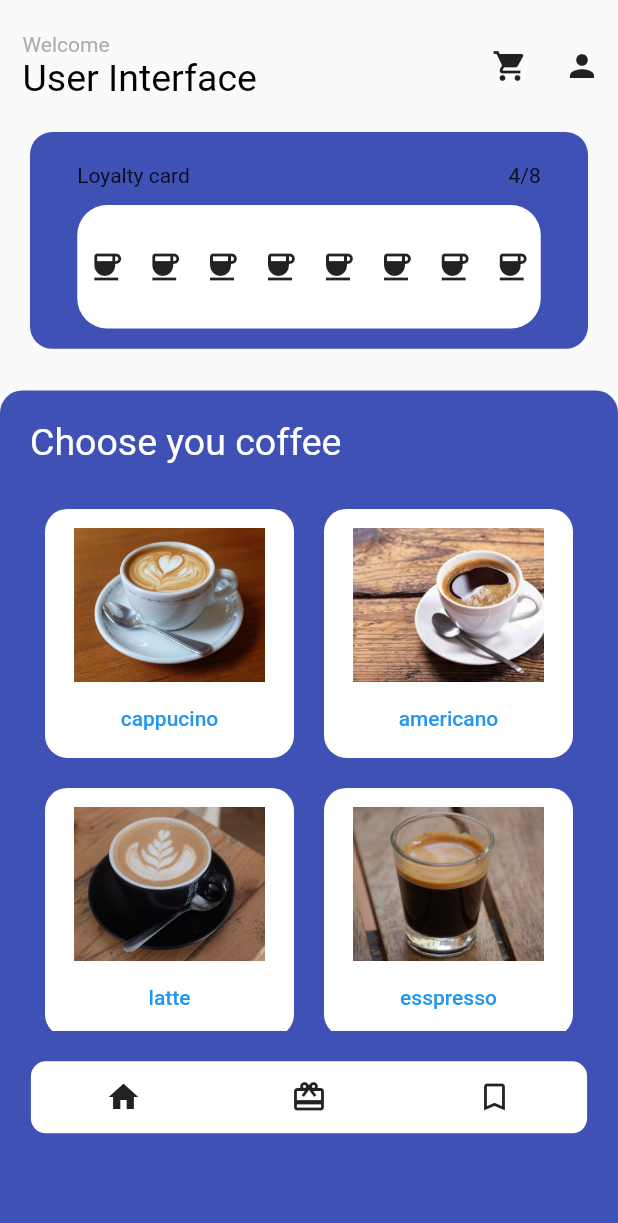
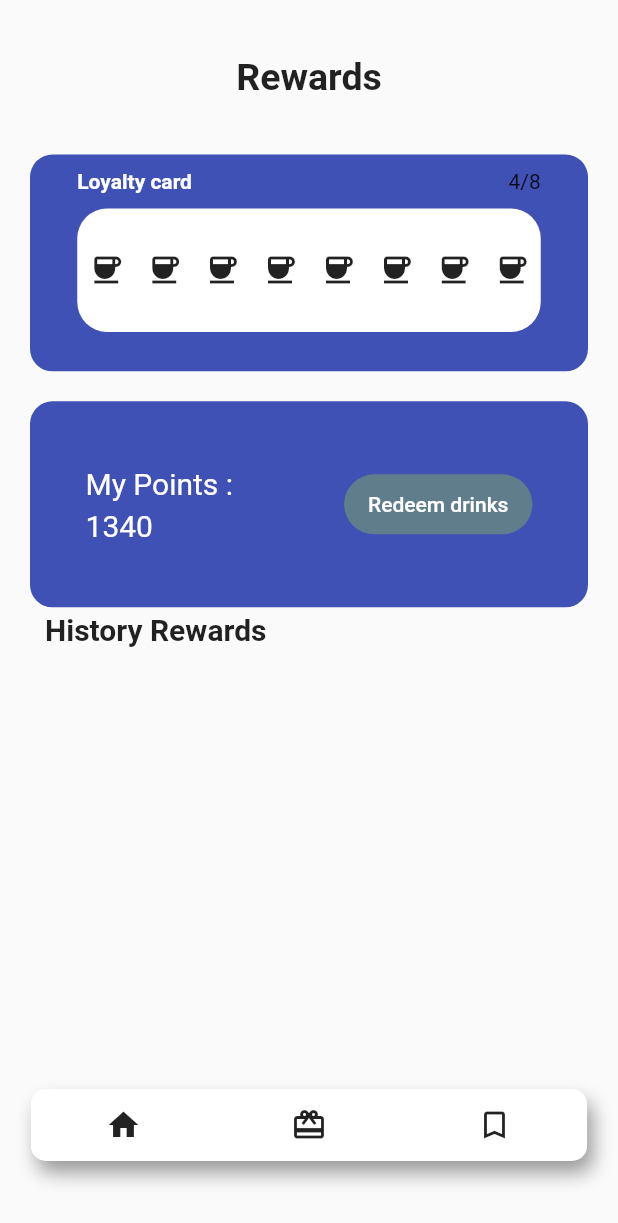
Before and after one commit to Tr1ck4/CS486, a Flutter app: the HomePage screen opened directly with sample values from the repository, after a tap on the "card giftcard" icon, on a phone screen of 412 x 824 dp. Shown: the top 1223 px of the screen. Run offline on Flutter 3.47's test engine with Material 2 defaults, Android fonts, the phone set to English and light mode, and no system bars; our stand-ins replace sqflite; accounts and stored records are empty.

Commit message:
Fix bug on money display,add cart system, finish up history, add a reward page follow to redeem page (Unfinished).

```diff
--- a/lib/after order.dart
+++ b/lib/after order.dart
@@ -23,7 +23,7 @@ class DonePage extends StatelessWidget{
                 Container(
                   margin: EdgeInsets.fromLTRB(0, MediaQuery.of(context).size.height/3, 0, 30),
                   height: 200,
-                  child: Icon(Icons.wallet_giftcard_outlined,size: 200),//change icon
+                  child: const Icon(Icons.wallet_giftcard_outlined,size: 200),//change icon
                 ),
                 const Text('Order Success',style: TextStyle(fontSize: 30),),
                 Container(
--- a/lib/home.dart
+++ b/lib/home.dart
@@ -3,6 +3,7 @@ import 'dart:math';
 import 'package:cinema/profile.dart';
 import 'package:flutter/cupertino.dart';
 import 'package:flutter/material.dart';
+import 'rewards.dart';
 import 'cart.dart';
 import 'history.dart';
 import 'lister.dart';
@@ -53,7 +54,7 @@ class _HomePage extends State<HomePage>{
                               color: CupertinoColors.systemGrey2,
                               ),
                             ),
-                            Text(list_client[0].name as String,
+                            Text(widget.client.name as String,
                               style: const TextStyle(
                                 color: Colors.black,
                                 fontSize: 25,
@@ -180,15 +181,13 @@ class _HomePage extends State<HomePage>{
                                         ),
                                         margin: const EdgeInsets.fromLTRB(0, 10, 0,0),
                                       ),
-                                      Container(
-                                        child: TextButton(
+                                      TextButton(
                                         child: Text(list_drinks[index].name as String),
                                         onPressed: (){
                                           Navigator.push(context,
                                               MaterialPageRoute(builder: (context) => OptionPage(drink: list_drinks[index],cart: cart,client: widget.client,),)
                                           );
                                         },
-                                        ),
                                       )
                                     ],
                                   ),
@@ -203,14 +202,22 @@ class _HomePage extends State<HomePage>{
                               50),
                           decoration: BoxDecoration(
                             borderRadius: BorderRadius.circular(10),
-                            color: Colors.white
+                            color: Colors.white,
+                            boxShadow: const [BoxShadow(
+                              color: Colors.white12,
+                              blurRadius: 4,
+                              offset: Offset(4,8),
+                            )]
+
                           ),
                           child: Row(
                             crossAxisAlignment: CrossAxisAlignment.center,
                             mainAxisAlignment: MainAxisAlignment.spaceAround,
                             children: [
                               IconButton(onPressed: (){}, icon: const Icon(Icons.home)),
-                              IconButton(onPressed: (){}, icon: const Icon(Icons.card_giftcard)),
+                              IconButton(onPressed: (){
+                                Navigator.push(context, MaterialPageRoute(builder: (context) => RewardPage(client: widget.client,cart: cart,),));
+                              }, icon: const Icon(Icons.card_giftcard)),
                               IconButton(onPressed: (){
                                 Navigator.push(context, MaterialPageRoute(builder: (context) => HistoryPage(),));
                               }, icon: const Icon(Icons.bookmark_border)),
--- a/lib/lister.dart
+++ b/lib/lister.dart
@@ -1,4 +1,3 @@
-import 'dart:math';
 
 class Client{
   late String? name;
@@ -6,7 +5,7 @@ class Client{
   late String? email;
   late String address;
   final int loyalty;
-  final int points;
+  late int points;
   late List<Cart> list_cart =[];
   Client({this.name,this.phone,this.email,required this.address,required this.loyalty,required this.points});
 }
@@ -19,6 +18,23 @@ class Cart {
   late bool isDone;
   late List<Contains> list_contains = [];
   Cart({this.id, required this.isDone});
+
+  int calCart(){
+    int total = 0;
+    late int shot = 0;
+    late int select =0;
+    late int size =0;
+    late int ice =0;
+    late int temp = 0;
+    for(var i in list_contains){
+      shot = (i.type / 1000).round();
+      temp = (i.type / 100 - shot*10).round();
+      size = (i.type / 10 - temp*10 - shot*100).round();
+      ice =  (i.type / 1 - size*10 - temp*100-shot*1000).round();
+      total += i.drink.counter * (i.drink.price + size - 1 + shot - 1);
+    }
+    return total;
+  }
 }
 
 class Contains{
@@ -32,15 +48,22 @@ class Drinks{
   late int price ;
   final String image;
   late int counter = 0;
-  Drinks({required this.name,required this.price,required this.image,required this.counter});
+  late int? point = 12;
+  Drinks({required this.name,required this.price,required this.image,required this.counter,this.point});
 
   int calculateTotal(int size,int shot){
-     return counter*(price + size -1 + shot -1);
+    return counter*(price + size -1 + shot -1);
   }
 }
+List<Drinks> list_voucher = [
+  Drinks(name: 'Cappucino', price: 25,image:'assets/images/cappucino.jpg',counter:0,point: 1340),
+  Drinks(name: 'Americano', price: 25,image:'assets/images/americano.jpg',counter:0,point: 1200),
+  Drinks(name: 'Latte', price: 25,image:'assets/images/latte.jpg',counter:0,point: 1200),
+  Drinks(name: 'Esspresso', price: 25,image:'assets/images/esspresso.jpg',counter:0,point: 1000),
+];
 List<Drinks> list_drinks = [
-  Drinks(name: 'cappucino', price: 25,image:'assets/images/cappucino.jpg',counter:0),
-  Drinks(name: 'americano', price: 25,image:'assets/images/americano.jpg',counter:0),
-  Drinks(name: 'latte', price: 25,image:'assets/images/latte.jpg',counter:0),
-  Drinks(name: 'esspresso', price: 25,image:'assets/images/esspresso.jpg',counter:0),
+  Drinks(name: 'Cappucino', price: 25,image:'assets/images/cappucino.jpg',counter:0),
+  Drinks(name: 'Americano', price: 25,image:'assets/images/americano.jpg',counter:0),
+  Drinks(name: 'Latte', price: 25,image:'assets/images/latte.jpg',counter:0),
+  Drinks(name: 'Esspresso', price: 25,image:'assets/images/esspresso.jpg',counter:0),
 ];
--- a/lib/main.dart
+++ b/lib/main.dart
@@ -16,7 +16,7 @@ class MyApp extends StatelessWidget {
       theme: ThemeData(
         primarySwatch: Colors.blue,
       ),
-      home: HomePage(client:list_client[0]),
+      home: HomePage(client:list_client.last),
     );
   }
 }
--- /dev/null
+++ b/lib/rewards.dart
@@ -0,0 +1,201 @@
+import 'package:cinema/redeem.dart';
+import 'package:flutter/material.dart';
+import 'history.dart';
+import 'home.dart';
+import 'lister.dart';
+
+class RewardPage extends StatefulWidget{
+  late Client client;
+  Cart cart;
+  RewardPage({super.key,required this.client,required this.cart});
+  @override
+  State<RewardPage> createState()=>_RewardPage();
+}
+class _RewardPage extends State<RewardPage>{
+  @override
+  Widget build(BuildContext context){
+    return Scaffold(
+      body: SafeArea(
+          child: Column(
+            children: [
+              SizedBox(
+                height: MediaQuery.of(context).size.height/8,
+                child: const Center(
+                  child: Text('Rewards',style: TextStyle(fontSize: 25,fontWeight: FontWeight.bold),),
+                ),
+              ),
+              Stack(
+                children: [
+                  Container(
+                    height: MediaQuery.of(context).size.height/5.7,
+                    margin: const EdgeInsets.fromLTRB(20,0,20,0),
+                    decoration: BoxDecoration(
+                        color: Colors.indigo,
+                        borderRadius: BorderRadius.circular(15)
+                    ),
+
+                  ),
+                  Container(
+                    margin: EdgeInsets.fromLTRB(
+                        MediaQuery.of(context).size.width/8,
+                        10,
+                        MediaQuery.of(context).size.width/8,
+                        0),
+                    child: Row(
+                      crossAxisAlignment:  CrossAxisAlignment.center,
+                      mainAxisAlignment: MainAxisAlignment.spaceBetween,
+                      children: const [
+                        Text('Loyalty card',style: TextStyle(color: Colors.white,fontWeight: FontWeight.bold),),
+                        Text('4/8'),// Counter of order
+                      ],
+                    ),
+                  ),
+                  Container(
+                    margin: EdgeInsets.fromLTRB(
+                        MediaQuery.of(context).size.width/8,
+                        36,
+                        MediaQuery.of(context).size.width/8,
+                        0),
+                    height: MediaQuery.of(context).size.height/10,
+                    width: MediaQuery.of(context).size.width/1.3,
+                    decoration: BoxDecoration(
+                        color: Colors.white,
+                        borderRadius: BorderRadius.circular(20)
+                    ),
+                    child: Row(
+                      mainAxisAlignment: MainAxisAlignment.spaceAround,
+                      crossAxisAlignment: CrossAxisAlignment.center,
+                      children: const [
+                        Icon(Icons.coffee),
+                        Icon(Icons.coffee),
+                        Icon(Icons.coffee),
+                        Icon(Icons.coffee),
+                        Icon(Icons.coffee),
+                        Icon(Icons.coffee),
+                        Icon(Icons.coffee),
+                        Icon(Icons.coffee)
+                      ],
+                    ),
+                  )
+                ],
+              ),
+              Container(
+                height: MediaQuery.of(context).size.height/6,
+                margin: const EdgeInsets.fromLTRB(20,20,20,0),
+                decoration: BoxDecoration(
+                    color: Colors.indigo,
+                    borderRadius: BorderRadius.circular(15)
+                ),
+                child: Row(
+                  mainAxisAlignment: MainAxisAlignment.spaceAround,
+                  crossAxisAlignment: CrossAxisAlignment.center,
+                  children: [
+                    Column(
+                      crossAxisAlignment: CrossAxisAlignment.start,mainAxisAlignment: MainAxisAlignment.center,
+                      children: [
+                        const Text('My Points :',style: TextStyle(fontSize: 20,color: Colors.white),),
+                        const SizedBox(height: 5,),
+                        Text('${widget.client.points}',style: const TextStyle(fontSize: 20
+                            ,color: Colors.white),),
+                      ],
+                    ),
+                    FilledButton(
+                      onPressed: (){
+                        Navigator.push(context, MaterialPageRoute(builder: (context) => RedeemPage(client: widget.client,cart: widget.cart,),));
+                      },
+                      style: const ButtonStyle(
+                          backgroundColor: MaterialStatePropertyAll<Color>(Colors.blueGrey),
+                      ),
+                      child:const Text('Redeem drinks'),)
+                  ],
+                ),
+
+              ),
+              Container(
+                height: 30,
+                alignment: Alignment.centerLeft,
+                padding: const EdgeInsets.symmetric(horizontal: 30),
+                child: const Text('History Rewards',style: TextStyle(fontWeight: FontWeight.bold,fontSize: 20),),
+              ),
+              Container(
+                margin: const EdgeInsets.symmetric(horizontal: 20,vertical: 10),
+                height: MediaQuery.of(context).size.height/3.6,
+                child: ListView.builder(
+                  itemBuilder: (context, index) {
+                    List<Widget> ls = [];
+                    if(index<list_client.length){
+                      for(var i in list_client[index].list_cart){
+                        for(var j in i.list_contains){
+                          ls.add(
+                              Container(
+                                height: 70,
+                                margin: const EdgeInsets.symmetric(horizontal: 20),
+                                padding: const EdgeInsets.symmetric(horizontal: 20),
+                                decoration: const BoxDecoration(
+                                  border: Border(bottom: BorderSide(color: Colors.black)),
+                                ),
+                                child: Row(
+                                  mainAxisAlignment: MainAxisAlignment.spaceBetween,
+                                  crossAxisAlignment: CrossAxisAlignment.center,
+                                  children: [
+                                    Column(
+                                      crossAxisAlignment: CrossAxisAlignment.start,
+                                      mainAxisAlignment: MainAxisAlignment.center,
+                                      children: [
+                                        Text('${j.drink.name}',style: const TextStyle(fontWeight: FontWeight.bold),),
+                                        Text(i.time,style: const TextStyle(fontWeight: FontWeight.bold))
+                                      ],
+                                    ),
+                                    Text('${j.drink.point} Pts',style: const TextStyle(fontSize: 17)),
+                                  ],
+                                ),
+                              )
+                          );
+                        }
+                      }
+                    }
+                    if(ls.isEmpty){
+                      return null;
+                    }
+                    else {
+                      return Column(children: ls,);
+                    }
+                  },
+                ),
+              ),
+            ],
+          )
+      ),
+      bottomNavigationBar: Container(
+          margin: EdgeInsets.fromLTRB(
+              MediaQuery.of(context).size.width/20,
+              20,
+              MediaQuery.of(context).size.width/20,
+              50),
+          decoration: BoxDecoration(
+              borderRadius: BorderRadius.circular(10),
+              color: Colors.white,
+              boxShadow: const [BoxShadow(
+                color: Colors.black38,
+                blurRadius: 10,
+                offset: Offset(4,8),
+              )]
+          ),
+          child: Row(
+            crossAxisAlignment: CrossAxisAlignment.center,
+            mainAxisAlignment: MainAxisAlignment.spaceAround,
+            children: [
+              IconButton(onPressed: (){
+                Navigator.push(context, MaterialPageRoute(builder: (context) => HomePage(client: widget.client),));
+              }, icon: const Icon(Icons.home)),
+              IconButton(onPressed: (){
+              }, icon: const Icon(Icons.card_giftcard)),
+              IconButton(onPressed: (){
+                Navigator.push(context, MaterialPageRoute(builder: (context) => HistoryPage(),));
+              }, icon: const Icon(Icons.bookmark_border)),
+            ],
+          )
+      ),
+    );
+  }
+}
```
Also changed, not shown: lib/cart.dart (+5 -6 lines), lib/history.dart (+65 -16 lines), lib/item.dart (+22 -17 lines), lib/profile.dart (+12 -7 lines), lib/redeem.dart (+62 -21 lines). Lines whose indentation alone changed are shown as unchanged.
